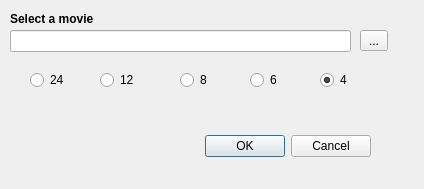
This is newproject.ui in dralagen/HCI-rotoscope-qt as Qt 5 draws it before an edit. The edited form follows.
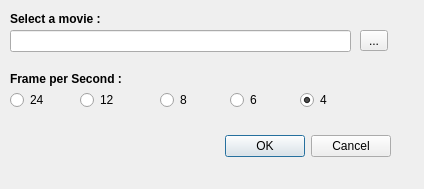
This is the edited form.

Commit message: add label fps in new project frame

```diff
--- a/newproject.ui
+++ b/newproject.ui
@@ -16,7 +16,7 @@
   <widget class="QDialogButtonBox" name="buttonBox">
    <property name="geometry">
     <rect>
-     <x>30</x>
+     <x>50</x>
      <y>130</y>
      <width>341</width>
      <height>32</height>
@@ -55,8 +55,8 @@
   <widget class="QRadioButton" name="freq24">
    <property name="geometry">
     <rect>
-     <x>30</x>
-     <y>70</y>
+     <x>10</x>
+     <y>90</y>
      <width>51</width>
      <height>20</height>
     </rect>
@@ -71,8 +71,8 @@
   <widget class="QRadioButton" name="freq12">
    <property name="geometry">
     <rect>
-     <x>100</x>
-     <y>70</y>
+     <x>80</x>
+     <y>90</y>
      <width>51</width>
      <height>20</height>
     </rect>
@@ -84,8 +84,8 @@
   <widget class="QRadioButton" name="freq8">
    <property name="geometry">
     <rect>
-     <x>180</x>
-     <y>70</y>
+     <x>160</x>
+     <y>90</y>
      <width>51</width>
      <height>20</height>
     </rect>
@@ -97,8 +97,8 @@
   <widget class="QRadioButton" name="freq6">
    <property name="geometry">
     <rect>
-     <x>250</x>
-     <y>70</y>
+     <x>230</x>
+     <y>90</y>
      <width>51</width>
      <height>20</height>
     </rect>
@@ -110,8 +110,8 @@
   <widget class="QRadioButton" name="freq4">
    <property name="geometry">
     <rect>
-     <x>320</x>
-     <y>70</y>
+     <x>300</x>
+     <y>90</y>
      <width>51</width>
      <height>20</height>
     </rect>
@@ -128,7 +128,7 @@
     <rect>
      <x>10</x>
      <y>10</y>
-     <width>111</width>
+     <width>121</width>
      <height>18</height>
     </rect>
    </property>
@@ -139,7 +139,26 @@
     </font>
    </property>
    <property name="text">
-    <string>Select a movie</string>
+    <string>Select a movie :</string>
+   </property>
+  </widget>
+  <widget class="QLabel" name="label_chooseFPS">
+   <property name="geometry">
+    <rect>
+     <x>10</x>
+     <y>70</y>
+     <width>151</width>
+     <height>18</height>
+    </rect>
+   </property>
+   <property name="font">
+    <font>
+     <weight>75</weight>
+     <bold>true</bold>
+    </font>
+   </property>
+   <property name="text">
+    <string>Frame per Second :</string>
    </property>
   </widget>
  </widget>
```
